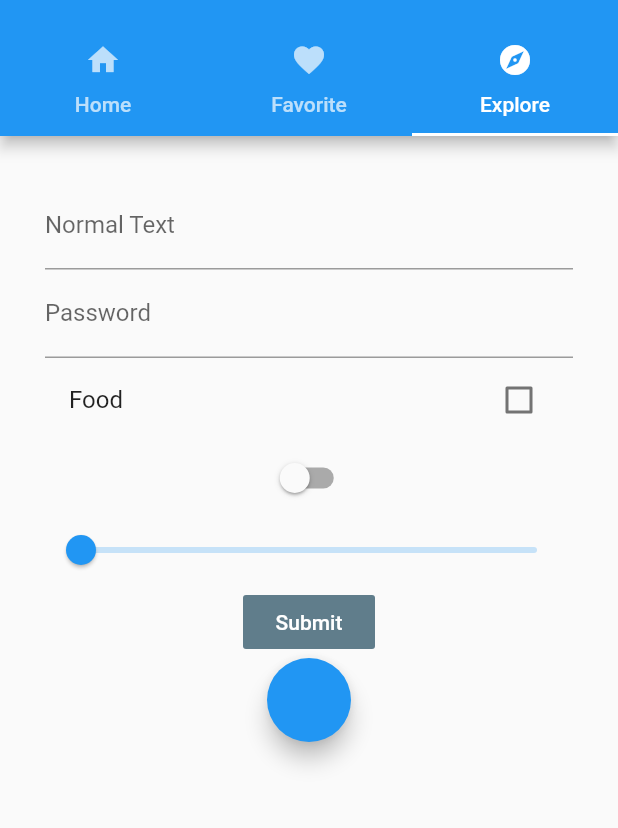
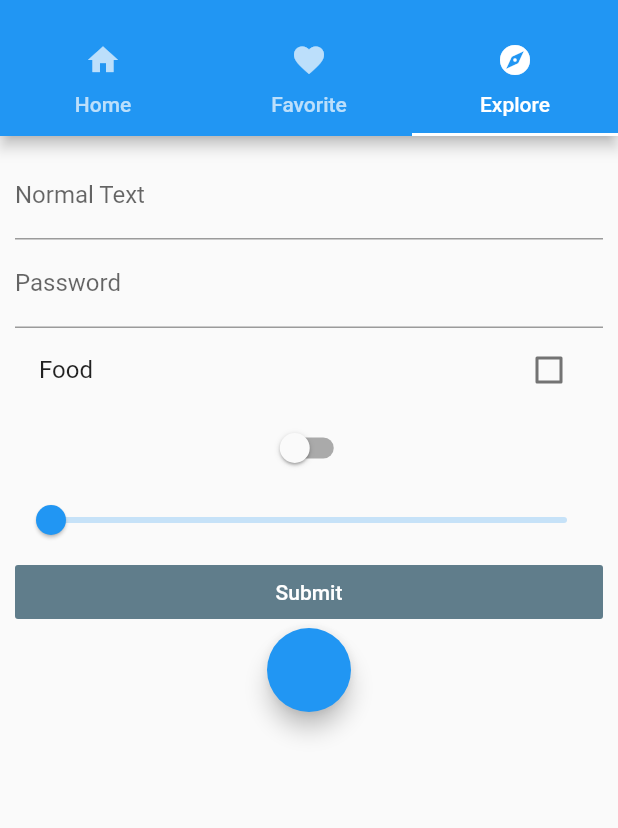
Before and after one commit to bryanbauzon/flutter_training, a Flutter app: the screen it shows after launch, tab 3 chosen, on a phone screen of 412 x 824 dp, the part 59-887 px from its top. Run offline on Flutter 3.47's test engine with Material 2 defaults, Android fonts, the phone set to English and light mode, and no system bars.

Commit message:
added new feature

```diff
--- a/lib/screens/explore-page.dart
+++ b/lib/screens/explore-page.dart
@@ -22,12 +22,10 @@ class _ExploreWidgetApp extends State<ExploreWidget>{
   @override
   Widget build(BuildContext context) {
     return Scaffold(
-      body:Container(
-        margin:EdgeInsets.all(20),
+      body:ListView(
         padding: EdgeInsets.all(10),
-        child: Column(
-          children: <Widget>[
-            TextField(
+        children: <Widget>[
+    TextField(
               controller: myController,
               decoration:
                   InputDecoration(
@@ -101,9 +99,15 @@ class _ExploreWidgetApp extends State<ExploreWidget>{
                   );
             }
            )
+        ],
+        // margin:EdgeInsets.all(20),
+        // padding: EdgeInsets.all(10),
+        // child: Column(
+        //   children: <Widget>[
 
-          ],
-        ),
+
+        //   ],
+        // ),
         )
     );
   }
```
